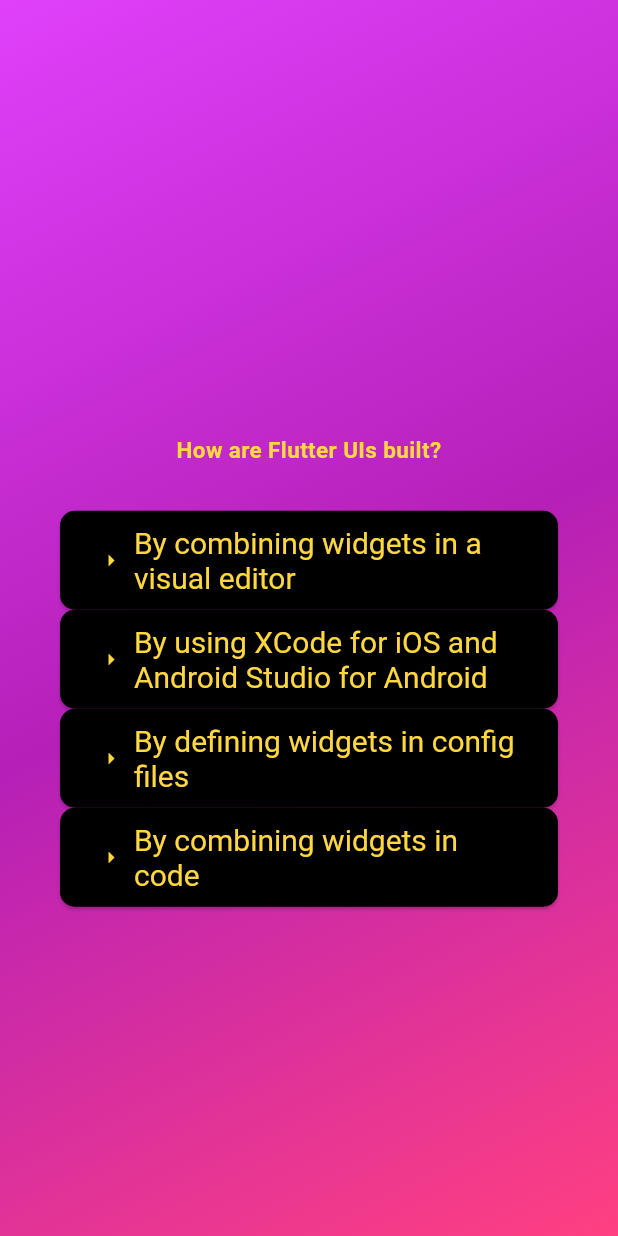
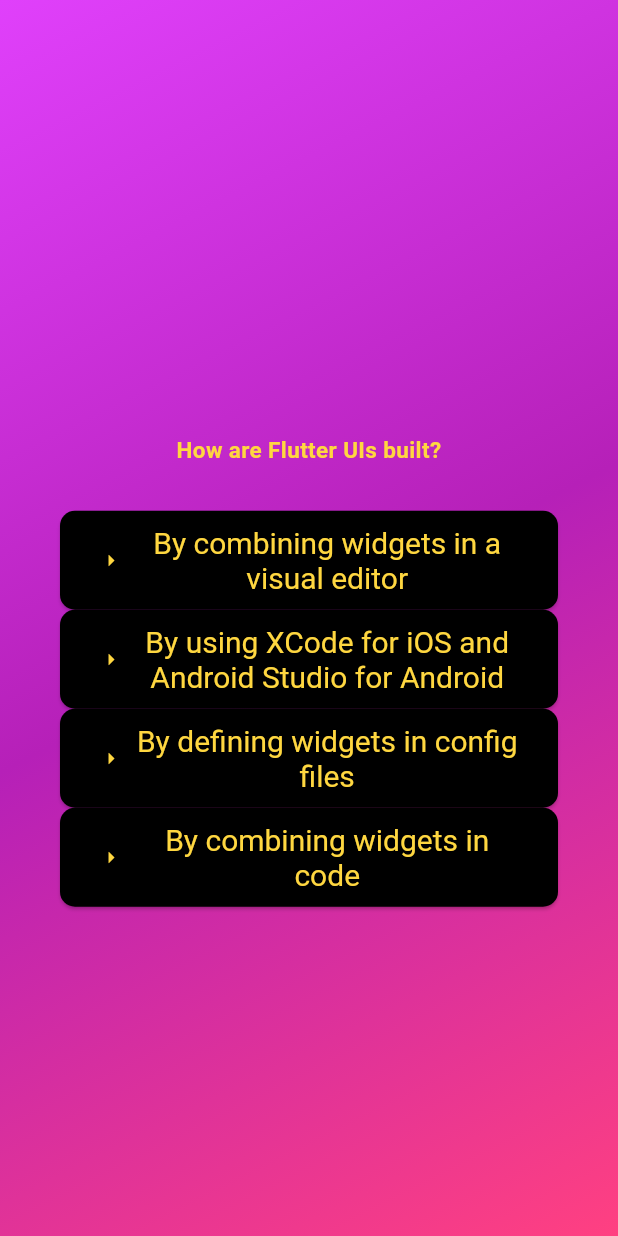
Before and after one commit to ishahzebali/quiz_app, a Flutter app: the screen it shows after launch, after a tap on "Start Quiz!", after a tap on "Components", on a phone screen of 412 x 824 dp. Run offline on Flutter 3.47's test engine with Material 3 defaults, Android fonts, the phone set to English and light mode, and no system bars.

Commit message:
changed button text styling to centre

```diff
--- a/lib/answer_button.dart
+++ b/lib/answer_button.dart
@@ -10,7 +10,9 @@ class AnswerButton extends StatelessWidget {
   @override
   Widget build(BuildContext context) {
     return ElevatedButton.icon(
+
       onPressed: onTap,
+
       style: ElevatedButton.styleFrom(
           padding: const EdgeInsets.symmetric(vertical: 10, horizontal: 25),
           backgroundColor: const Color.fromARGB(255, 0, 0, 0),
@@ -19,9 +21,13 @@ class AnswerButton extends StatelessWidget {
               RoundedRectangleBorder(borderRadius: BorderRadius.circular(10)),
           textStyle: const TextStyle(
             fontSize: 20,
+
           )),
       icon: const Icon(Icons.arrow_right),
-      label: Text(answerText),
+      label: Text(
+        answerText,
+        textAlign: TextAlign.center,
+      ),
     );
   }
 }
```
